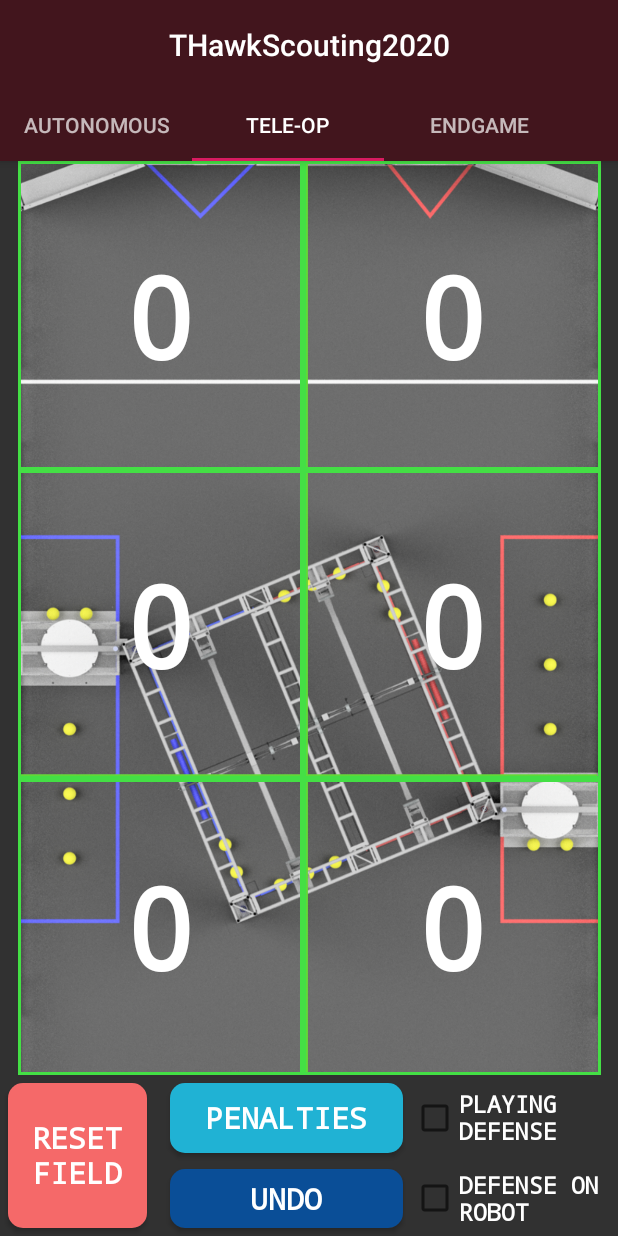
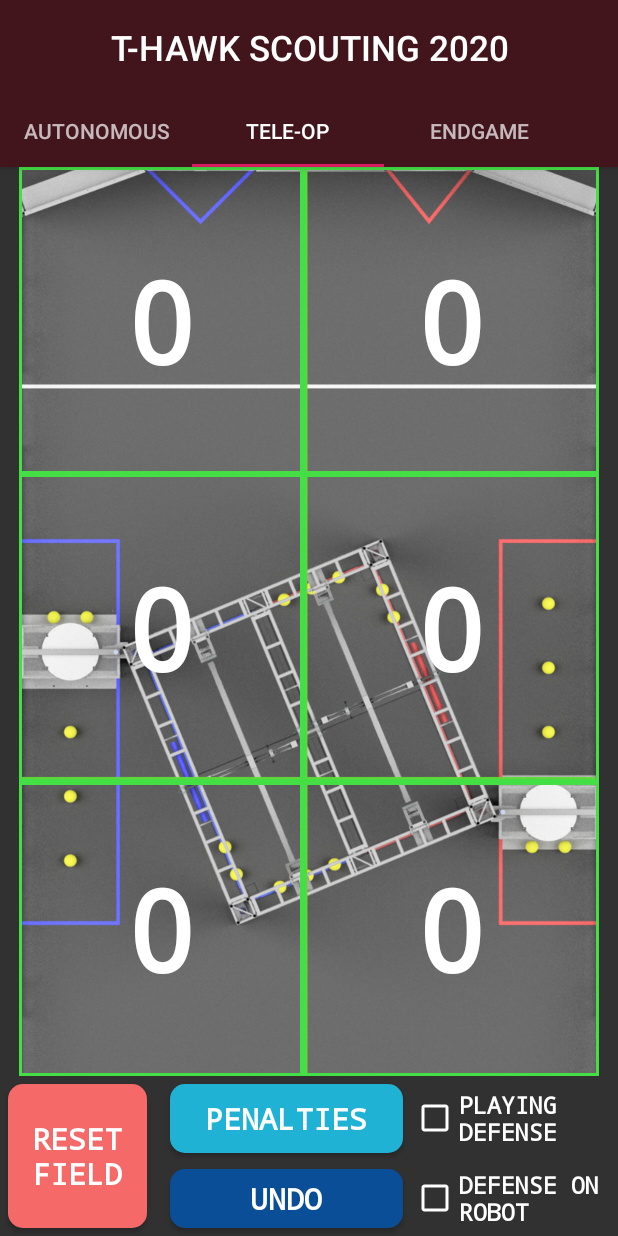
Before and after one commit to AnikethDandu/THawkScouting, an Android app: the screen it shows after launch (MainActivity), tab 2 chosen, on a phone screen of 412 x 824 dp. Run offline under Robolectric (Android 15) with nearby library versions, the phone set to English and light mode, and no system bars; libraries missing offline, so code that uses them is left out: com.journeyapps.barcodescanner.

```diff
--- a/app/src/main/java/com/frc/thawkscouting2020/QRActivity.java
+++ b/app/src/main/java/com/frc/thawkscouting2020/QRActivity.java
@@ -40,8 +40,8 @@ public class QRActivity extends AppCompatActivity{
         dataViewModel.Disabled.setValue(EndgameFragment.CHECKBOXES[8].isChecked());
         dataViewModel.YellowCard.setValue(EndgameFragment.CHECKBOXES[9].isChecked());
         dataViewModel.RedCard.setValue(EndgameFragment.CHECKBOXES[10].isChecked());
-        dataViewModel.ScouterName.setValue(EndgameFragment.NAME.getText().toString());
-        dataViewModel.Notes.setValue(EndgameFragment.NOTES.getText().toString());
+        dataViewModel.ScouterName.setValue((EndgameFragment.NAME.getText().toString()).equals("") ? "No Scouter Name" : EndgameFragment.NAME.getText().toString());
+        dataViewModel.Notes.setValue((EndgameFragment.NOTES.getText().toString()).equals("") ? "No Notes" : EndgameFragment.NOTES.getText().toString());
 
         /* GETS RID OF HEADER */
         try
@@ -101,6 +101,7 @@ public class QRActivity extends AppCompatActivity{
                 cycleString.append(",");
             }
         }
+        cycleString.delete(cycleString.length()-1, cycleString.length());
         return cycleString.toString();
     }
 
--- a/app/src/main/java/com/frc/thawkscouting2020/TeleOpFragment.java
+++ b/app/src/main/java/com/frc/thawkscouting2020/TeleOpFragment.java
@@ -246,6 +246,7 @@ public class TeleOpFragment extends Fragment {
         dataViewModel.Penalties.setValue(penalties);
         dataViewModel.PlayingDefense.setValue(0);
         dataViewModel.LastCycle.setValue(new String[] {});
+        dataViewModel.Cycles.setValue(new int[][] {});
         cycles.clear();
         scoring_positions.clear();
         for (int x = 0; x < 2; x++) {
--- a/app/src/main/res/layout/activity_main.xml
+++ b/app/src/main/res/layout/activity_main.xml
@@ -20,7 +20,9 @@
             android:minHeight="?actionBarSize"
             android:padding="@dimen/appbar_padding"
             android:text="@string/app_name"
-            android:textAppearance="@style/TextAppearance.Widget.AppCompat.Toolbar.Title" />
+            android:textAllCaps="true"
+            android:textAppearance="@style/TextAppearance.Widget.AppCompat.Toolbar.Title"
+            android:textSize="23sp" />
 
         <com.google.android.material.tabs.TabLayout
             android:id="@+id/tabs"
--- a/app/src/main/res/layout/teleopfragment_layout.xml
+++ b/app/src/main/res/layout/teleopfragment_layout.xml
@@ -60,7 +60,8 @@
         app:layout_constraintBottom_toTopOf="@+id/guideline4"
         app:layout_constraintEnd_toEndOf="parent"
         app:layout_constraintStart_toStartOf="@+id/guideline2"
-        app:layout_constraintTop_toTopOf="@+id/guideline" />
+        app:layout_constraintTop_toTopOf="@+id/guideline"
+        android:buttonTint="#FFFFFF"/>
 
     <CheckBox
         android:id="@+id/onDefenseTimer"
@@ -75,7 +76,8 @@
         app:layout_constraintBottom_toBottomOf="parent"
         app:layout_constraintEnd_toEndOf="parent"
         app:layout_constraintStart_toStartOf="@+id/guideline2"
-        app:layout_constraintTop_toTopOf="@+id/guideline4" />
+        app:layout_constraintTop_toTopOf="@+id/guideline4"
+        android:buttonTint="#FFFFFF"/>
 
     <Chronometer
         android:id="@+id/onChronometer"
--- a/app/src/main/res/values/strings.xml
+++ b/app/src/main/res/values/strings.xml
@@ -1,5 +1,5 @@
 <resources>
-    <string name="app_name">THawkScouting2020</string>
+    <string name="app_name">T-Hawk Scouting 2020</string>
     <string name="tab_text_1">Autonomous</string>
     <string name="tab_text_2">Tele-Op</string>
     <string name="tab_text_3">Endgame</string>
```
